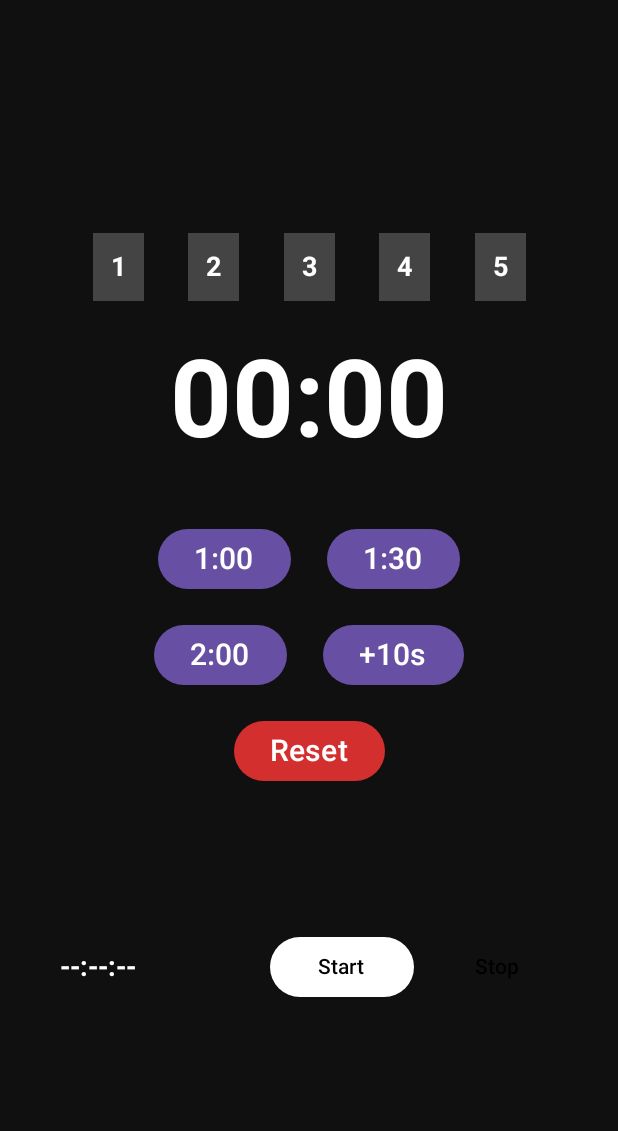
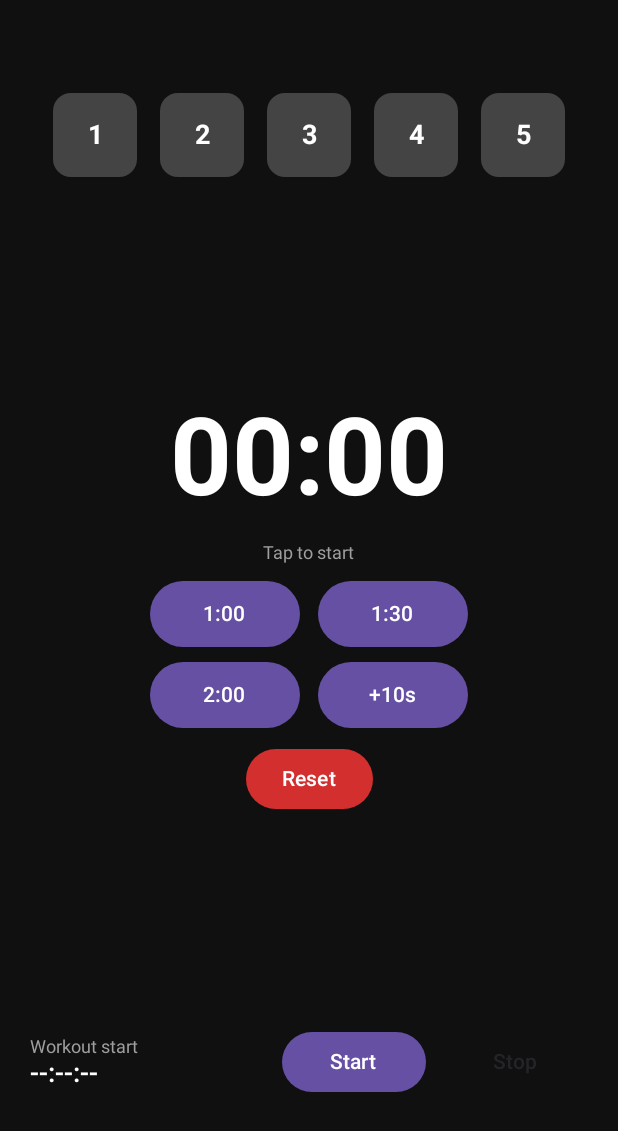
Before and after one commit to dtieber/gym-timer, an Android app built with Jetpack Compose: the screen it shows after launch (MainActivity), on a phone screen of 412 x 824 dp. Shown: the top 1131 px of the screen. Run offline under Robolectric (Android 15) with nearby library versions, the phone set to English and light mode, and no system bars.

Commit message:
feat: revamp ui

```diff
--- a/app/src/main/java/com/dti/gymtimer/GymTimerApp.kt
+++ b/app/src/main/java/com/dti/gymtimer/GymTimerApp.kt
@@ -7,11 +7,15 @@ import androidx.compose.foundation.layout.Box
 import androidx.compose.foundation.layout.Column
 import androidx.compose.foundation.layout.Row
 import androidx.compose.foundation.layout.Spacer
+import androidx.compose.foundation.layout.defaultMinSize
 import androidx.compose.foundation.layout.fillMaxSize
 import androidx.compose.foundation.layout.fillMaxWidth
 import androidx.compose.foundation.layout.height
 import androidx.compose.foundation.layout.padding
+import androidx.compose.foundation.layout.size
+import androidx.compose.foundation.layout.systemBarsPadding
 import androidx.compose.foundation.layout.width
+import androidx.compose.foundation.shape.RoundedCornerShape
 import androidx.compose.material3.AlertDialog
 import androidx.compose.material3.Button
 import androidx.compose.material3.ButtonDefaults
@@ -25,11 +29,22 @@ import androidx.compose.runtime.mutableStateOf
 import androidx.compose.runtime.remember
 import androidx.compose.ui.Alignment
 import androidx.compose.ui.Modifier
+import androidx.compose.ui.draw.clip
 import androidx.compose.ui.graphics.Color
 import androidx.compose.ui.text.font.FontWeight
 import androidx.compose.ui.text.style.TextAlign
 import androidx.compose.ui.unit.dp
 import androidx.compose.ui.unit.sp
+import androidx.compose.ui.zIndex
+import com.dti.gymtimer.ui.theme.AppDanger
+import com.dti.gymtimer.ui.theme.AppDisabledContainer
+import com.dti.gymtimer.ui.theme.AppDisabledContent
+import com.dti.gymtimer.ui.theme.AppMuted
+import com.dti.gymtimer.ui.theme.AppOnSurface
+import com.dti.gymtimer.ui.theme.AppPrimary
+import com.dti.gymtimer.ui.theme.AppSuccess
+import com.dti.gymtimer.ui.theme.AppSuccessContainer
+import com.dti.gymtimer.ui.theme.AppSurface
 import java.text.SimpleDateFormat
 import java.util.Date
 import java.util.Locale
@@ -44,40 +59,25 @@ fun GymTimerApp(viewModel: GymTimerViewModel) {
     val showStopConfirm = remember { mutableStateOf(false) }
 
     Surface(
-        modifier = Modifier
-            .fillMaxSize()
-            .background(Color(0xFF101010)),
-        color = Color(0xFF101010)
+        modifier = Modifier.fillMaxSize(),
+        color = AppSurface
     ) {
         Column(
             modifier = Modifier
                 .fillMaxSize()
-                .padding(32.dp),
-            verticalArrangement = Arrangement.Center,
+                .systemBarsPadding()
+                .padding(horizontal = 20.dp, vertical = 56.dp),
+            verticalArrangement = Arrangement.SpaceBetween,
             horizontalAlignment = Alignment.CenterHorizontally
         ) {
-            if (alarmRinging) {
-                Box(
-                    modifier = Modifier
-                        .fillMaxWidth()
-                        .height(48.dp)
-                        .background(Color(0xFFFFC107))
-                        .clickable { viewModel.resetTimer() },
-                    contentAlignment = Alignment.Center
-                ) {
-                    Text(
-                        "⏰ Alarm ringing – tap to stop",
-                        color = Color.Black,
-                        fontWeight = FontWeight.Bold
-                    )
-                }
-                Spacer(modifier = Modifier.height(24.dp))
-            }
+            // Top area: set chips
+            Column(modifier = Modifier.fillMaxWidth()) {
+                Spacer(modifier = Modifier.height(6.dp))
 
                 Row(
                     modifier = Modifier
                         .fillMaxWidth()
-                    .padding(bottom = 24.dp),
+                        .padding(bottom = 12.dp),
                     horizontalArrangement = Arrangement.SpaceEvenly
                 ) {
                     (1..5).forEach { set ->
@@ -85,117 +85,156 @@ fun GymTimerApp(viewModel: GymTimerViewModel) {
                         val isNext = currentSet != null && (currentSet!! % 5 + 1) == set
 
                         val bgColor = when {
-                        isCurrent -> Color(0xFF4CAF50)
-                        isNext -> Color(0xFF81C784)
+                            isCurrent -> AppSuccess
+                            isNext -> AppSuccessContainer
                             else -> Color.DarkGray
                         }
 
                         Box(
                             modifier = Modifier
+                                .size(width = 56.dp, height = 56.dp)
+                                .clip(RoundedCornerShape(12.dp))
                                 .background(bgColor)
-                            .clickable { viewModel.selectSet(set) }
-                            .padding(12.dp),
+                                .clickable { viewModel.selectSet(set) },
                             contentAlignment = Alignment.Center
                         ) {
                             Text(
                                 text = "$set",
-                            color = Color.White,
+                                color = AppOnSurface,
                                 fontWeight = FontWeight.Bold,
                                 fontSize = 18.sp
                             )
                         }
                     }
                 }
+            }
 
+            // Middle area: timer, alarm banner directly under timer, and quick controls
+            Column(
+                horizontalAlignment = Alignment.CenterHorizontally,
+                modifier = Modifier.fillMaxWidth()
+            ) {
+                Box(
+                    modifier = Modifier
+                        .fillMaxWidth()
+                        .clickable { viewModel.toggleTimer() }
+                        .padding(bottom = 6.dp),
+                    contentAlignment = Alignment.Center
+                ) {
                     Text(
                         text = formatTimeMS(remainingTime),
                         fontSize = 72.sp,
                         fontWeight = FontWeight.Bold,
-                color = Color.White,
-                textAlign = TextAlign.Center,
+                        color = AppOnSurface,
+                        textAlign = TextAlign.Center
+                    )
+                }
+
+                if (alarmRinging) {
+                    Box(
                         modifier = Modifier
-                    .clickable { viewModel.toggleTimer() }
-                    .padding(bottom = 40.dp)
+                            .fillMaxWidth()
+                            .padding(horizontal = 12.dp)
+                            .height(56.dp)
+                            .clip(RoundedCornerShape(10.dp))
+                            .background(color = Color(0xFFFFC107))
+                            .zIndex(1f)
+                            .clickable { viewModel.resetTimer() },
+                        contentAlignment = Alignment.Center
+                    ) {
+                        Text(
+                            "⏰ Alarm ringing — tap to stop",
+                            color = Color.Black,
+                            fontWeight = FontWeight.Bold
                         )
+                    }
+
+                    Spacer(modifier = Modifier.height(8.dp))
+                } else {
+                    Spacer(modifier = Modifier.height(8.dp))
+                }
+
+                Text(
+                    text = if (remainingTime > 0) "Tap to pause/resume" else "Tap to start",
+                    fontSize = 12.sp,
+                    color = AppMuted
+                )
+
+                Spacer(modifier = Modifier.height(12.dp))
 
                 Column(
                     horizontalAlignment = Alignment.CenterHorizontally,
-                verticalArrangement = Arrangement.spacedBy(16.dp)
+                    verticalArrangement = Arrangement.spacedBy(10.dp)
                 ) {
-                Row(horizontalArrangement = Arrangement.spacedBy(24.dp)) {
-                    Button(onClick = { viewModel.startTimer(60) }) {
-                        Text(
-                            "1:00",
-                            fontSize = 20.sp
-                        )
+                    Row(horizontalArrangement = Arrangement.spacedBy(12.dp)) {
+                        SmallTimerButton("1:00") { viewModel.startTimer(60) }
+                        SmallTimerButton("1:30") { viewModel.startTimer(90) }
                     }
-                    Button(onClick = { viewModel.startTimer(90) }) {
-                        Text(
-                            "1:30",
-                            fontSize = 20.sp
-                        )
+                    Row(horizontalArrangement = Arrangement.spacedBy(12.dp)) {
+                        SmallTimerButton("2:00") { viewModel.startTimer(120) }
+                        SmallTimerButton("+10s") { viewModel.addSeconds(10) }
                     }
-                }
-                Row(horizontalArrangement = Arrangement.spacedBy(24.dp)) {
-                    Button(onClick = { viewModel.startTimer(120) }) {
-                        Text(
-                            "2:00",
-                            fontSize = 20.sp
-                        )
-                    }
-                    Button(onClick = { viewModel.addSeconds(10) }) {
-                        Text(
-                            "+10s",
-                            fontSize = 20.sp
-                        )
-                    }
-                }
-                Row(horizontalArrangement = Arrangement.spacedBy(24.dp)) {
+                    Row {
                         Button(
                             onClick = { viewModel.resetTimer() },
-                        colors = ButtonDefaults.buttonColors(containerColor = Color(0xFFD32F2F))
+                            colors = ButtonDefaults.buttonColors(containerColor = AppDanger)
                         ) {
-                        Text("Reset", fontSize = 20.sp, color = Color.White)
+                            Text("Reset", color = AppOnSurface)
+                        }
                     }
                 }
             }
 
+            // Bottom area: workout start + start/stop buttons side-by-side
             Row(
                 modifier = Modifier
                     .fillMaxWidth()
-                    .padding(top = 96.dp),
+                    .padding(top = 8.dp, bottom = 36.dp),
                 verticalAlignment = Alignment.CenterVertically
             ) {
+                Column(modifier = Modifier.weight(1f)) {
+                    Text(
+                        text = "Workout start",
+                        fontSize = 12.sp,
+                        color = AppMuted
+                    )
                     Text(
                         text = formatClockTime(workoutStartMs),
                         fontSize = 18.sp,
-                    fontWeight = FontWeight.Bold,
-                    color = Color.White,
-                    modifier = Modifier
-                        .weight(1f)
-                        .padding(start = 8.dp)
+                        fontWeight = FontWeight.SemiBold,
+                        color = AppOnSurface
                     )
+                }
 
-                val buttonWidth = 96.dp
-                Row(horizontalArrangement = Arrangement.spacedBy(8.dp)) {
+                Spacer(modifier = Modifier.width(12.dp))
+
+                val isSet = workoutStartMs != null
+                val btnWidth = 96.dp
+
+                Row(horizontalArrangement = Arrangement.spacedBy(12.dp)) {
                     Button(
-                        enabled = workoutStartMs == null,
                         onClick = { viewModel.setWorkoutStartTimeToNow() },
-                        modifier = Modifier.width(buttonWidth),
+                        enabled = !isSet,
+                        modifier = Modifier.width(btnWidth),
                         colors = ButtonDefaults.buttonColors(
-                            containerColor = Color.White
+                            containerColor = if (!isSet) AppPrimary else AppDisabledContainer,
+                            contentColor = if (!isSet) AppOnSurface else AppDisabledContent
                         )
                     ) {
-                        Text("Start", color = Color.Black)
+                        Text("Start")
                     }
 
                     Button(
-                        enabled = workoutStartMs != null,
                         onClick = { showStopConfirm.value = true },
-                        modifier = Modifier.width(buttonWidth),
-                        colors = ButtonDefaults.buttonColors(containerColor = Color.White)
+                        enabled = isSet,
+                        modifier = Modifier.width(btnWidth),
+                        colors = ButtonDefaults.buttonColors(
+                            containerColor = if (isSet) AppDanger else AppDisabledContainer,
+                            contentColor = if (isSet) AppOnSurface else AppDisabledContent
+                        )
                     ) {
-                        Text("Stop", color = Color.Black)
+                        Text("Stop")
+                    }
                 }
             }
         }
@@ -208,19 +247,19 @@ fun GymTimerApp(viewModel: GymTimerViewModel) {
                         viewModel.resetWorkoutStartTime()
                         showStopConfirm.value = false
                     }) {
-                            Text("Yes", color = Color.White)
+                        Text("Yes", color = AppOnSurface)
                     }
                 },
                 dismissButton = {
                     TextButton(onClick = { showStopConfirm.value = false }) {
-                            Text("No", color = Color.White)
+                        Text("No", color = AppMuted)
                     }
                 },
-                    title = { Text("Stop workout?", color = Color.White) },
+                title = { Text("Stop workout?", color = AppOnSurface) },
                 text = {
                     Text(
                         "Are you sure you want to stop and reset the workout start time?",
-                            color = Color.White
+                        color = AppMuted
                     )
                 },
                 containerColor = Color(0xFF212121),
@@ -229,8 +268,19 @@ fun GymTimerApp(viewModel: GymTimerViewModel) {
         }
     }
 }
+
+@Composable
+private fun SmallTimerButton(label: String, onClick: () -> Unit) {
+    Button(
+        onClick = onClick,
+        modifier = Modifier
+            .height(44.dp)
+            .defaultMinSize(minWidth = 100.dp),
+        colors = ButtonDefaults.buttonColors(containerColor = AppPrimary)
+    ) {
+        Text(label, color = AppOnSurface)
     }
-
+}
 
 fun formatTimeMS(seconds: Int): String {
     val m = seconds / 60
--- a/app/src/main/java/com/dti/gymtimer/ui/theme/Color.kt
+++ b/app/src/main/java/com/dti/gymtimer/ui/theme/Color.kt
@@ -9,3 +9,12 @@ val Pink80 = Color(0xFFEFB8C8)
 val Purple40 = Color(0xFF6650a4)
 val PurpleGrey40 = Color(0xFF625b71)
 val Pink40 = Color(0xFF7D5260)
+val AppSurface = Color(0xFF101010)
+val AppOnSurface = Color(0xFFFFFFFF)
+val AppMuted = Color(0xFF9E9E9E)
+val AppPrimary = Color(0xFF6650a4)
+val AppSuccess = Color(0xFF4CAF50)
+val AppSuccessContainer = Color(0xFF81C784)
+val AppDanger = Color(0xFFD32F2F)
+val AppDisabledContainer = Color(0xFF2A2A2A)
+val AppDisabledContent = Color(0xFF7A7A7A)
```
Lines whose indentation alone changed are shown as unchanged.
